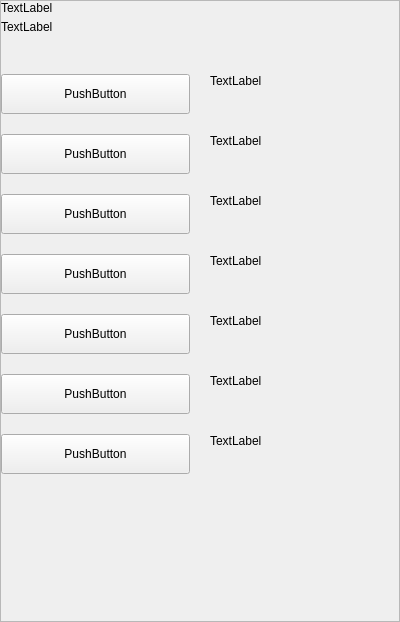
Before: the Qt Designer form src/qt/settings/forms/settingswalletrepairwidget.ui in eons-finance/ALQO, drawn with Qt 5.
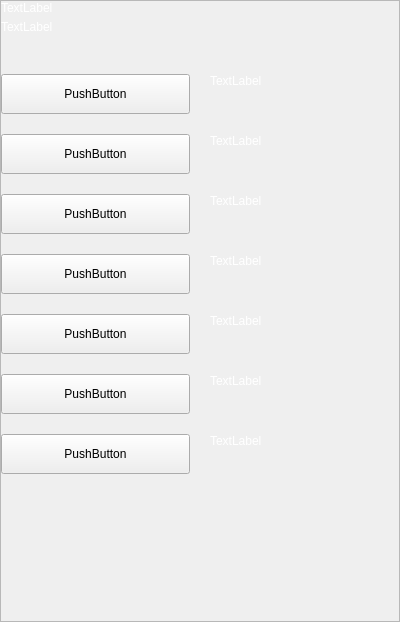
After: the same form once the commit is applied.

```diff
--- a/src/qt/settings/forms/settingswalletrepairwidget.ui
+++ b/src/qt/settings/forms/settingswalletrepairwidget.ui
@@ -104,6 +104,9 @@
               </property>
               <item>
                <widget class="QLabel" name="labelTitle">
+                <property name="styleSheet">
+                 <string notr="true">color:white;</string>
+                </property>
                 <property name="text">
                  <string>TextLabel</string>
                 </property>
@@ -111,6 +114,9 @@
               </item>
               <item>
                <widget class="QLabel" name="labelSubtitle1">
+                <property name="styleSheet">
+                 <string notr="true">color:white;</string>
+                </property>
                 <property name="text">
                  <string>TextLabel</string>
                 </property>
@@ -172,6 +178,9 @@
             </item>
             <item>
              <widget class="QLabel" name="labelMessageSalvage">
+              <property name="styleSheet">
+               <string notr="true">color:white;</string>
+              </property>
               <property name="text">
                <string>TextLabel</string>
               </property>
@@ -234,6 +243,9 @@
             </item>
             <item>
              <widget class="QLabel" name="labelMessageRescan">
+              <property name="styleSheet">
+               <string notr="true">color:white;</string>
+              </property>
               <property name="text">
                <string>TextLabel</string>
               </property>
@@ -296,6 +308,9 @@
             </item>
             <item>
              <widget class="QLabel" name="labelMessageRecover1">
+              <property name="styleSheet">
+               <string notr="true">color:white;</string>
+              </property>
               <property name="text">
                <string>TextLabel</string>
               </property>
@@ -358,6 +373,9 @@
             </item>
             <item>
              <widget class="QLabel" name="labelMessageRecover2">
+              <property name="styleSheet">
+               <string notr="true">color:white;</string>
+              </property>
               <property name="text">
                <string>TextLabel</string>
               </property>
@@ -420,6 +438,9 @@
             </item>
             <item>
              <widget class="QLabel" name="labelMessageUpgrade">
+              <property name="styleSheet">
+               <string notr="true">color:white;</string>
+              </property>
               <property name="text">
                <string>TextLabel</string>
               </property>
@@ -482,6 +503,9 @@
             </item>
             <item>
              <widget class="QLabel" name="labelMessageRebuild">
+              <property name="styleSheet">
+               <string notr="true">color:white;</string>
+              </property>
               <property name="text">
                <string>TextLabel</string>
               </property>
@@ -550,6 +574,9 @@
                 <height>0</height>
                </size>
               </property>
+              <property name="styleSheet">
+               <string notr="true">color:white;</string>
+              </property>
               <property name="text">
                <string>TextLabel</string>
               </property>
```
